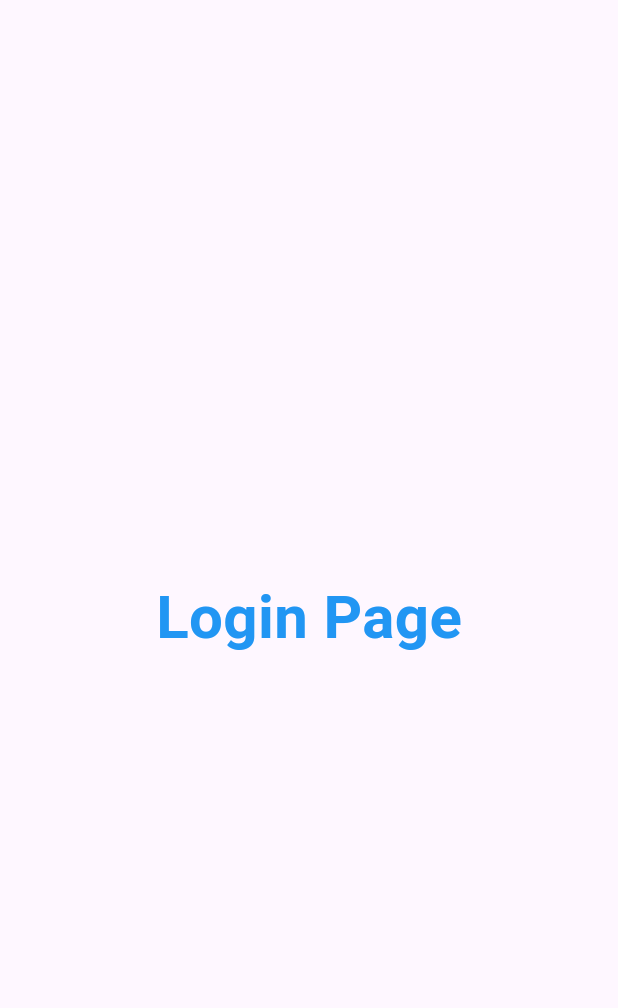
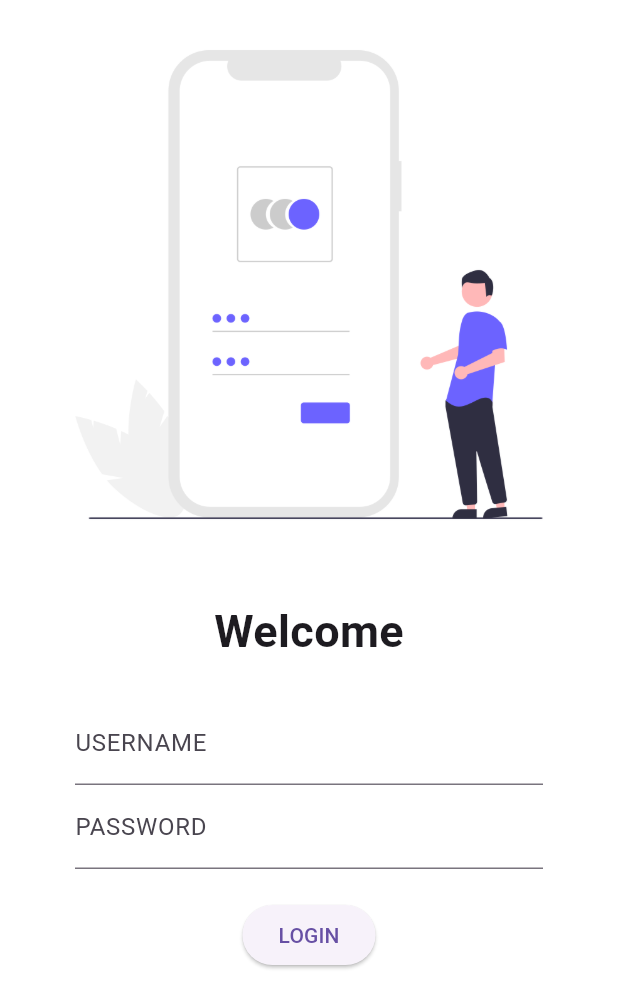
Before and after one commit to tamim295/flutter_project, a Flutter app: the screen it shows after launch, on a phone screen of 412 x 824 dp. Shown: the top 1008 px of the screen. Run offline on Flutter 3.47's test engine with Material 3 defaults, Android fonts, the phone set to English and light mode, and no system bars.

Commit message:
DAY 4 complete login IMAGE

```diff
--- a/lib/pages/login.dart
+++ b/lib/pages/login.dart
@@ -4,13 +4,48 @@ class LoginPage extends StatelessWidget {
   @override
   Widget build(BuildContext context) {
     return Material(
-      child: Center(
-        child: Text(
-          "Login Page",
-          style: TextStyle(
-              fontSize: 40, color: Colors.blue, fontWeight: FontWeight.bold),
-        ),
-      ),
-    );
+        color: Colors.white,
+        child: Column(
+          children: [
+            Image.asset(
+              "assets/login_image.png",
+              fit: BoxFit.fitWidth,
+            ),
+            SizedBox(
+              height: 20,
+            ),
+            Text(
+              "Welcome",
+              style: TextStyle(fontSize: 30, fontWeight: FontWeight.bold),
+            ),
+            Padding(
+              padding:
+                  const EdgeInsets.symmetric(vertical: 25.0, horizontal: 50.0),
+              child: Column(
+                children: [
+                  TextFormField(
+                    decoration: InputDecoration(
+                        hintText: "Enter your username", labelText: "USERNAME"),
+                  ),
+                  TextFormField(
+                    obscureText: true,
+                    decoration: InputDecoration(
+                        hintText: "Enter your password", labelText: "PASSWORD"),
+                  ),
+                  SizedBox(
+                    height: 20,
+                  ),
+                  ElevatedButton(
+                    child: Text("LOGIN"),
+                    style: TextButton.styleFrom(),
+                    onPressed: () {
+                      print("Hi BOT!");
+                    },
+                  )
+                ],
+              ),
+            ),
+          ],
+        ));
   }
 }
--- a/lib/pages/main.dart
+++ b/lib/pages/main.dart
@@ -12,6 +12,7 @@ class MyApp extends StatelessWidget {
   @override
   Widget build(BuildContext context) {
     return MaterialApp(
+      initialRoute: "/",
       routes: {
         "/": (context) => LoginPage(),
         "/home": (context) => HomePage(),
```
Also changed, not shown: pubspec.yaml (+5 -4 lines), assets/login_image.png (added), pubspec.lock, 1 other file.
